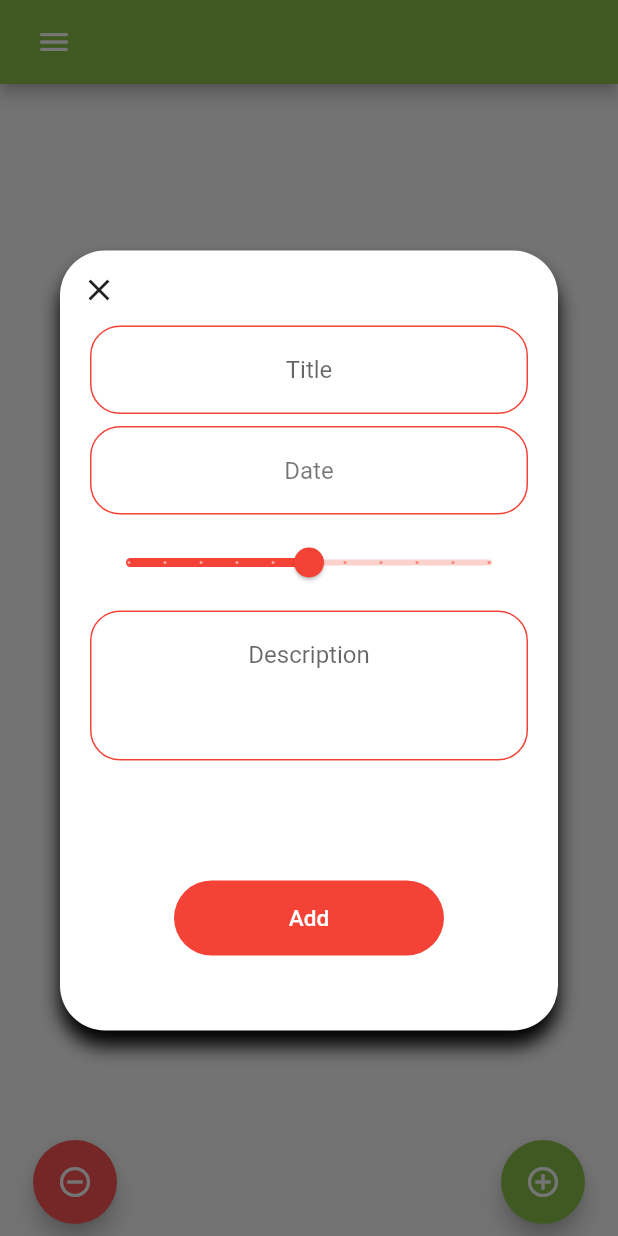
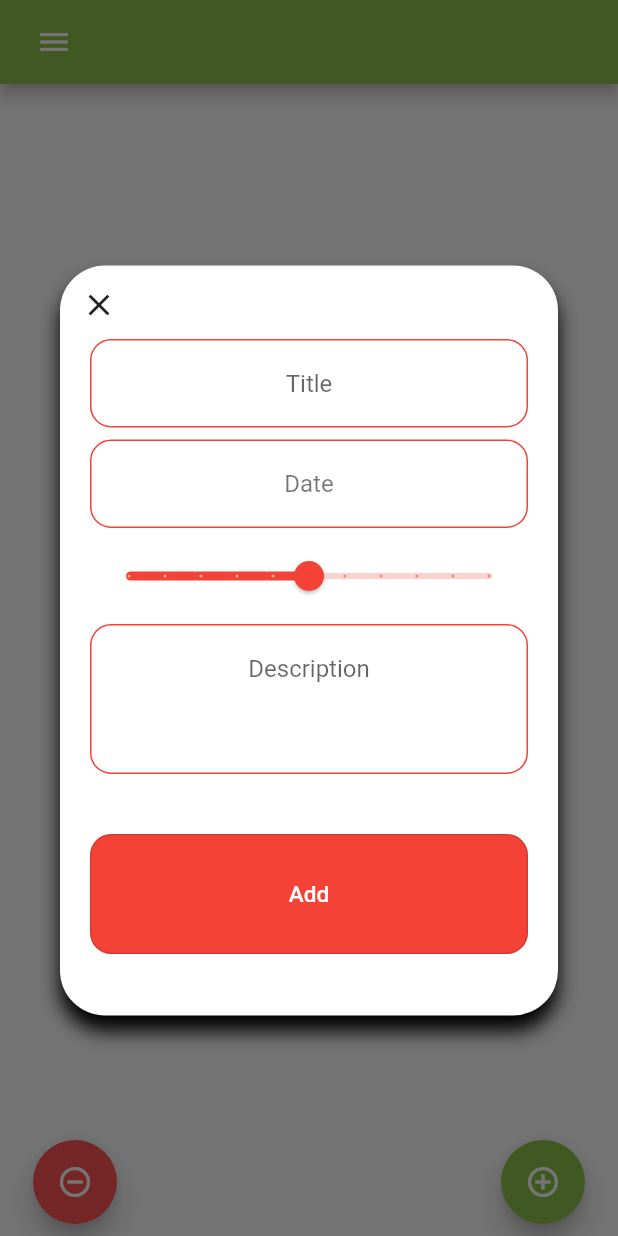
Before and after one commit to goodiny777/Karma-Flutter, a Flutter app: the screen it shows after launch, after a tap on the "remove circle outline" icon, on a phone screen of 412 x 824 dp. Run offline on Flutter 3.47's test engine with Material 2 defaults, Android fonts, the phone set to English and light mode, and no system bars; our stand-ins replace animated_splash_screen, flutter_local_notifications, fluttertoast, sqflite, timezone; accounts and stored records are empty.

Commit message:
Fixed ui Nullability

```diff
--- a/karma/karma/lib/main.dart
+++ b/karma/karma/lib/main.dart
@@ -15,12 +15,13 @@ void main() async {
       requestBadgePermission: true,
       requestSoundPermission: true,
       onDidReceiveLocalNotification:
-          (int id, String title, String body, String payload) async {});
-  var initializationSettings = InitializationSettings(android: initializationAndroidSettings, iOS: initializationIosSettings);
-  await notificationsPlugin.initialize(initializationSettings, onSelectNotification: (String payload) async {
+          (int id, String? title, String? body, String? payload) async {});
+  var initializationSettings = InitializationSettings(
+      android: initializationAndroidSettings, iOS: initializationIosSettings);
+  await notificationsPlugin.initialize(initializationSettings,
+      onSelectNotification: (String? payload) async {
     print(payload);
-    if(payload != null)
-      debugPrint(payload);
+    if (payload != null) debugPrint(payload);
   });
 
   runApp(MyApp());
--- a/karma/karma/lib/screens/alarms_page.dart
+++ b/karma/karma/lib/screens/alarms_page.dart
@@ -155,11 +155,11 @@ class _AlarmsState extends State<AlarmsWidget> {
     tz.initializeTimeZones();
 
     await notificationsPlugin.zonedSchedule(
-        alarmInfo.id,
+        alarmInfo.id ?? -1,
         'Karma',
         alarmInfo.description,
         TZDateTime.from(
-            alarmInfo.alarmDateTime,
+            alarmInfo.alarmDateTime ?? DateTime.now(),
             tz.timeZoneDatabase.locations.values.firstWhere((element) =>
                 element.currentTimeZone.offset.toInt() ==
                 DateTime.now().timeZoneOffset.inMilliseconds)),
--- a/karma/karma/lib/views/deed_dialog.dart
+++ b/karma/karma/lib/views/deed_dialog.dart
@@ -11,6 +11,7 @@ class DeedDialog extends StatefulWidget {
   final bool? type;
   final Function()? onConfirm;
   final double _padding = 30.0;
+  final double _radius = 14.0;
   final TextEditingController _nameController = TextEditingController();
   final TextEditingController _dateController = TextEditingController();
   final TextEditingController _descriptionController = TextEditingController();
@@ -56,14 +57,14 @@ class _DeedDialogState extends State<DeedDialog> {
   setBorder() {
     return OutlineInputBorder(
         borderSide: BorderSide(color: widget.themeColor),
-        borderRadius: BorderRadius.all(Radius.circular(20.0)));
+        borderRadius: BorderRadius.all(Radius.circular(widget._radius)));
   }
 
   contentBox(context) {
     return Stack(
       children: <Widget>[
         Container(
-          height: 520,
+          height: 500,
           padding: EdgeInsets.only(
               left: 20,
               top: widget._padding,
@@ -82,6 +83,7 @@ class _DeedDialogState extends State<DeedDialog> {
             child: Column(
               mainAxisSize: MainAxisSize.min,
               children: <Widget>[
+                SizedBox(height: 8),
                 TextField(
                   controller: widget._nameController,
                   textInputAction: TextInputAction.next,
@@ -161,12 +163,8 @@ class _DeedDialogState extends State<DeedDialog> {
                           border: setBorder(),
                           hintText: "Description")),
                 ),
-                SizedBox(height: 80),
-                OutlineButton(
-                  padding: EdgeInsets.all(0.0),
-                  color: Colors.white,
-                  highlightElevation: 4,
-                  borderSide: BorderSide.none,
+                SizedBox(height: 40),
+                OutlinedButton(
                   onPressed: () {
                     if (widget._descriptionController.text.isNotEmpty &&
                         widget.dateTime != null &&
@@ -190,15 +188,16 @@ class _DeedDialogState extends State<DeedDialog> {
                           fontSize: 16.0);
                     }
                   },
+                  style: OutlinedButton.styleFrom(
+                    padding: EdgeInsets.all(0.0),
+                    shape: RoundedRectangleBorder(
+                        borderRadius: BorderRadius.circular(widget._radius)),
+                    backgroundColor: widget.themeColor
+                  ),
                   child: Container(
-                      width: 180,
-                      height: 50,
-                      decoration: BoxDecoration(
-                        shape: BoxShape.rectangle,
-                        borderRadius: BorderRadius.circular(widget._padding),
-                        color: widget.themeColor,
-                      ),
-                      padding: EdgeInsets.all(8.0),
+                      width: double.infinity,
+                      height: 80,
+                      // padding: EdgeInsets.all(8.0),
                       alignment: Alignment.center,
                       child: Text('Add',
                           style: TextStyle(fontSize: 15, color: Colors.white))),
--- a/karma/karma/pubspec.yaml
+++ b/karma/karma/pubspec.yaml
@@ -26,10 +26,10 @@ dependencies:
   http: ^0.13.0
   sqflite: ^2.0.0+2
   path_provider: ^2.0.1
-  fluttertoast: ^7.1.6
+  fluttertoast: ^8.0.3
   animated_splash_screen: ^1.1.0
-  flutter_local_notifications: ^4.0.1+1
-  timezone: ^0.6.1
+  flutter_local_notifications: ^5.0.0+1
+  timezone: ^0.7.0
 
 dev_dependencies:
   flutter_test:
```
Also changed, not shown: karma/karma/lib/screens/home_page.dart (+42 -2 lines), karma/karma/pubspec.lock.
